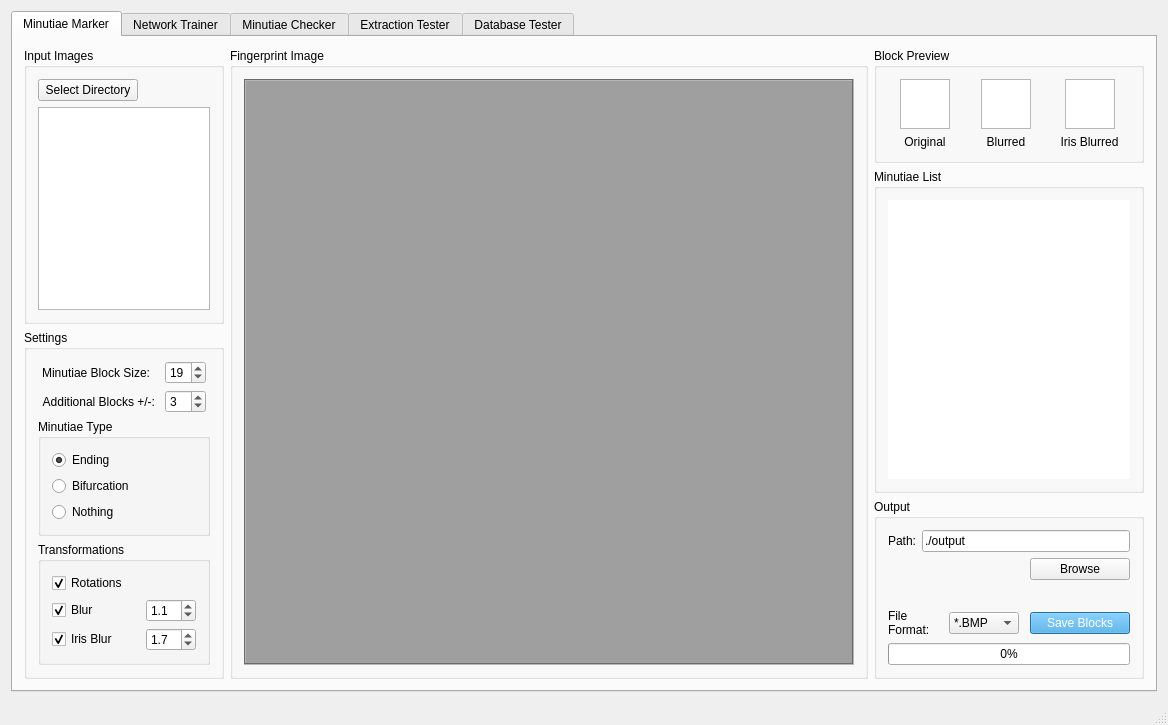
Qt form mainwindow.ui (stupel/DBOX-MTCT) before a commit.
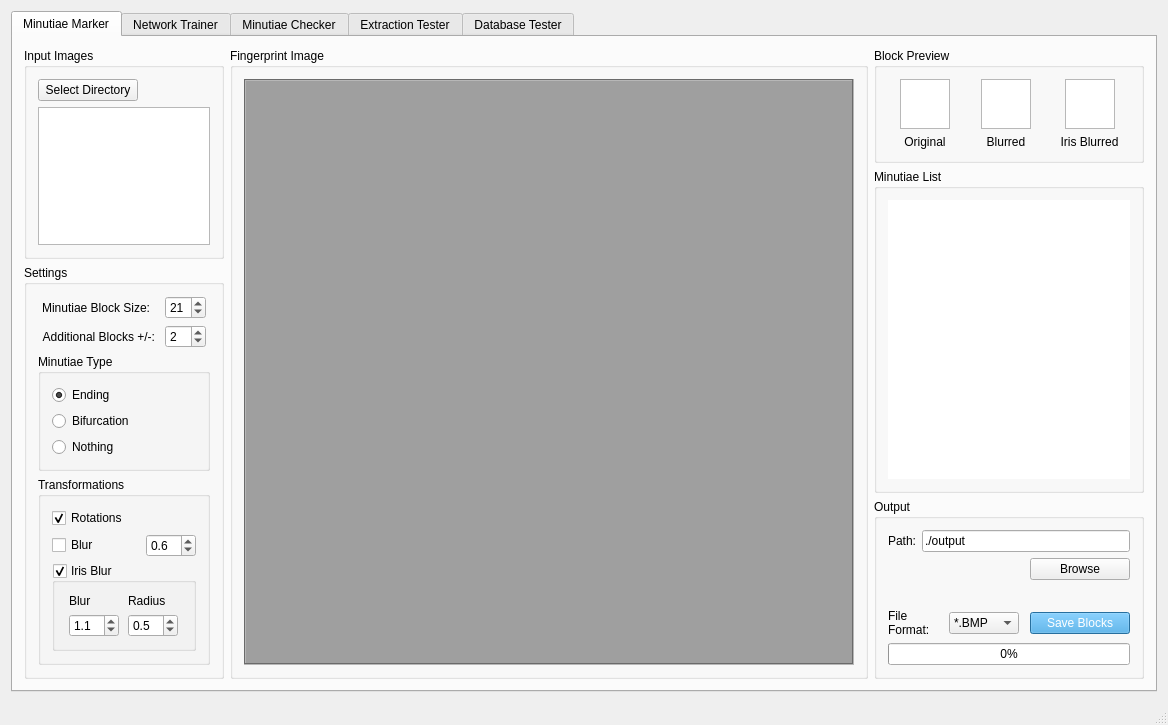
The same form after that commit. Custom widgets are drawn as their Qt base class.

Commit message: Updated Minutia Marker

The edit to the form file:
```diff
--- a/mainwindow.ui
+++ b/mainwindow.ui
@@ -132,7 +132,7 @@
                   </sizepolicy>
                  </property>
                  <property name="value">
-                  <number>19</number>
+                  <number>21</number>
                  </property>
                 </widget>
                </item>
@@ -161,7 +161,7 @@
                   </sizepolicy>
                  </property>
                  <property name="value">
-                  <number>3</number>
+                  <number>2</number>
                  </property>
                 </widget>
                </item>
@@ -227,7 +227,7 @@
                      <string>Blur</string>
                     </property>
                     <property name="checked">
-                     <bool>true</bool>
+                     <bool>false</bool>
                     </property>
                    </widget>
                   </item>
@@ -271,39 +271,68 @@
                      <double>0.100000000000000</double>
                     </property>
                     <property name="value">
-                     <double>1.100000000000000</double>
+                     <double>0.600000000000000</double>
                     </property>
                    </widget>
                   </item>
                  </layout>
                 </item>
                 <item>
-                 <layout class="QHBoxLayout" name="horizontalLayout_25">
-                  <item>
-                   <widget class="QCheckBox" name="checkBox_irisBlur">
-                    <property name="text">
+                 <widget class="QGroupBox" name="groupBox_marker_irisBlur">
+                  <property name="title">
                      <string>Iris Blur</string>
                     </property>
-                    <property name="checked">
+                  <property name="checkable">
                      <bool>true</bool>
                     </property>
-                   </widget>
-                  </item>
-                  <item>
-                   <spacer name="horizontalSpacer_24">
-                    <property name="orientation">
-                     <enum>Qt::Horizontal</enum>
-                    </property>
-                    <property name="sizeHint" stdset="0">
+                  <layout class="QGridLayout" name="gridLayout_7">
+                   <item row="0" column="0">
+                    <widget class="QLabel" name="label_irisBlur_blur">
+                     <property name="text">
+                      <string>Blur</string>
+                     </property>
+                    </widget>
+                   </item>
+                   <item row="0" column="1">
+                    <widget class="QLabel" name="label_irisBlur_radius">
+                     <property name="text">
+                      <string>Radius</string>
+                     </property>
+                    </widget>
+                   </item>
+                   <item row="1" column="0">
+                    <widget class="QDoubleSpinBox" name="doubleSpinBox_marker_irisBlur_blur">
+                     <property name="minimumSize">
                      <size>
-                      <width>40</width>
-                      <height>20</height>
-                     </size>
-                    </property>
-                   </spacer>
-                  </item>
-                  <item>
-                   <widget class="QDoubleSpinBox" name="doubleSpinBox_irisBlur">
+                       <width>50</width>
+                       <height>0</height>
+                      </size>
+                     </property>
+                     <property name="maximumSize">
+                      <size>
+                       <width>50</width>
+                       <height>16777215</height>
+                      </size>
+                     </property>
+                     <property name="decimals">
+                      <number>1</number>
+                     </property>
+                     <property name="minimum">
+                      <double>0.100000000000000</double>
+                     </property>
+                     <property name="maximum">
+                      <double>10.000000000000000</double>
+                     </property>
+                     <property name="singleStep">
+                      <double>0.100000000000000</double>
+                     </property>
+                     <property name="value">
+                      <double>1.100000000000000</double>
+                     </property>
+                    </widget>
+                   </item>
+                   <item row="1" column="1">
+                    <widget class="QDoubleSpinBox" name="doubleSpinBox_marker_irisBlur_radius">
                     <property name="minimumSize">
                      <size>
                       <width>50</width>
@@ -329,11 +358,12 @@
                      <double>0.100000000000000</double>
                     </property>
                     <property name="value">
-                     <double>1.700000000000000</double>
+                      <double>0.500000000000000</double>
                     </property>
                    </widget>
                   </item>
                  </layout>
+                 </widget>
                 </item>
                </layout>
               </widget>
```
Left out of the diff: 18 changed lines with no effect on the pictures. Lines whose indentation alone changed are shown as unchanged. The commit also changes 5 other files.
